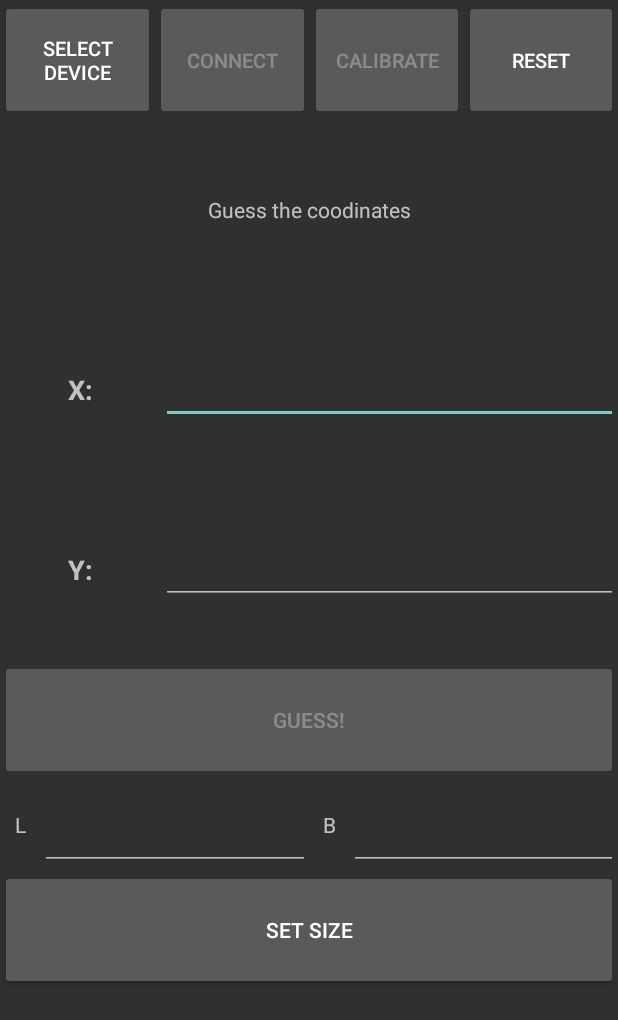
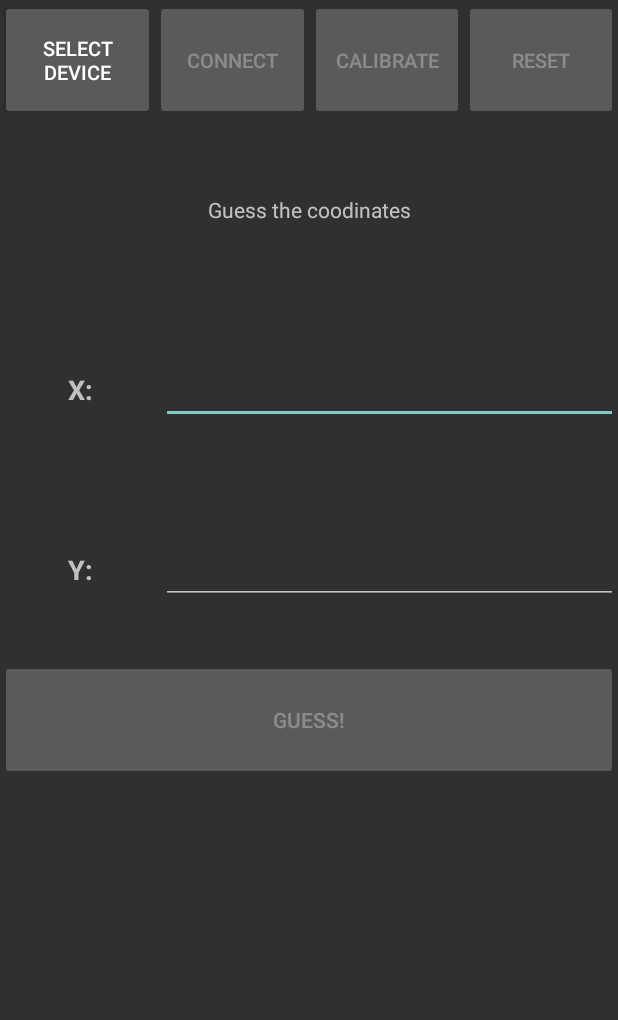
Before and after one commit to Savodir/ssys-18her-ss22, an Android app: the screen it shows after launch (MainActivity), on a phone screen of 412 x 824 dp. Shown: the top 1020 px of the screen. Run offline under Robolectric (Android 15) with nearby library versions, the phone set to English and light mode, and no system bars.

Commit message:
Eindrapport / Presentatie / Fixes

```diff
--- a/src/command/app/src/main/java/be/ap/ss22/MainActivity.java
+++ b/src/command/app/src/main/java/be/ap/ss22/MainActivity.java
@@ -38,8 +38,8 @@ public class MainActivity extends AppCompatActivity {
     private StringBuilder recDataString = new StringBuilder();
     private static final UUID BTMODULEUUID = UUID.fromString("00001101-0000-1000-8000-00805F9B34FB");
     private ConnectedThread mConnectedThread;
-    EditText editX, editY, editL, editB;
-    Button btnDevSelect, btnConnect, btnCalibrate, btnGuess, btnReset, btnSize;
+    EditText editX, editY;
+    Button btnDevSelect, btnConnect, btnCalibrate, btnGuess, btnReset;
     Boolean startData = false;
     @Override
     protected void onCreate(Bundle savedInstanceState) {
@@ -47,8 +47,6 @@ public class MainActivity extends AppCompatActivity {
         setContentView(R.layout.activity_main);
         editX = findViewById(R.id.edit_X);
         editY = findViewById(R.id.edit_Y);
-        editB = findViewById(R.id.edit_B);
-        editL = findViewById(R.id.edit_Y);
         btnDevSelect = findViewById(R.id.btn_deviceselector);
         btnConnect = findViewById(R.id.btn_connect);
         btnConnect.setEnabled(false);
@@ -56,10 +54,8 @@ public class MainActivity extends AppCompatActivity {
         btnCalibrate.setEnabled(false);
         btnGuess = findViewById(R.id.btn_guess);
         btnGuess.setEnabled(false);
-        btnReset.findViewById(R.id.btn_reset);
+        btnReset = findViewById(R.id.btn_reset);
         btnReset.setEnabled(false);
-        btnSize.findViewById(R.id.btn_Size);
-        btnSize.setEnabled(false);
         ButtonSetup();
         bluetooth();
     }
@@ -130,11 +126,9 @@ public class MainActivity extends AppCompatActivity {
                 mConnectedThread = new ConnectedThread(btSocket, bluetoothIn, MainActivity.this);
                 mConnectedThread.start();
                 if(!startData) {
-                    mConnectedThread.write("s");
                     startData = true;
                 }
                 btnCalibrate.setEnabled(true);
-                btnSize.setEnabled(true);
             }
         });
         btnCalibrate.setOnClickListener(new View.OnClickListener() {
@@ -148,7 +142,6 @@ public class MainActivity extends AppCompatActivity {
         btnGuess.setOnClickListener(new View.OnClickListener() {
             @Override
             public void onClick(View view) {
-                mConnectedThread.write("r");
                 String txtX = editX.getText().toString();
                 String txtY = editY.getText().toString();
                 if(txtX == "" || txtY == "") {
@@ -160,25 +153,10 @@ public class MainActivity extends AppCompatActivity {
                 }
             }
         });
-        btnSize.setOnClickListener(new View.OnClickListener() {
-            @Override
-            public void onClick(View view) {
-                mConnectedThread.write("g");
-                String txtL = editL.getText().toString();
-                String txtB = editB.getText().toString();
-                if(txtL == "" || txtB == "") {
-                    Toast.makeText(getBaseContext(), "Please fill in values", Toast.LENGTH_SHORT).show();
-                }
-                else {
-                    mConnectedThread.write(txtL + "," + txtB);
-                    mConnectedThread.write("u");
-                }
-            }
-        });
         btnReset.setOnClickListener(new View.OnClickListener() {
             @Override
             public void onClick(View view) {
-                mConnectedThread.write(" y'");
+                mConnectedThread.write("y'");
             }
         });
     }
--- a/src/command/app/src/main/res/layout/activity_main.xml
+++ b/src/command/app/src/main/res/layout/activity_main.xml
@@ -119,52 +119,6 @@
             android:layout_height="80dp"
             android:text="Guess!" />
 
-        <LinearLayout
-            android:layout_width="match_parent"
-            android:layout_height="60dp"
-            android:orientation="horizontal">
-
-            <TextView
-                android:id="@+id/textView4"
-                android:layout_width="60dp"
-                android:layout_height="match_parent"
-                android:layout_weight="1"
-                android:gravity="center"
-                android:text="L" />
-
-            <EditText
-                android:id="@+id/edit_L"
-                android:layout_width="wrap_content"
-                android:layout_height="match_parent"
-                android:layout_weight="1"
-                android:ems="10"
-                android:inputType="number" />
-
-            <TextView
-                android:id="@+id/textView5"
-                android:layout_width="60dp"
-                android:layout_height="match_parent"
-                android:layout_weight="1"
-                android:gravity="center"
-                android:text="B" />
-
-            <EditText
-                android:id="@+id/edit_B"
-                android:layout_width="wrap_content"
-                android:layout_height="match_parent"
-                android:layout_weight="1"
-                android:ems="10"
-                android:inputType="number" />
-
-        </LinearLayout>
-
-        <Button
-            android:id="@+id/btn_Size"
-            android:layout_width="match_parent"
-            android:layout_height="80dp"
-            android:layout_weight="0"
-            android:text="Set Size" />
-
     </LinearLayout>
 
 </android.support.constraint.ConstraintLayout>
```
Also changed, not shown: 13 other files.
